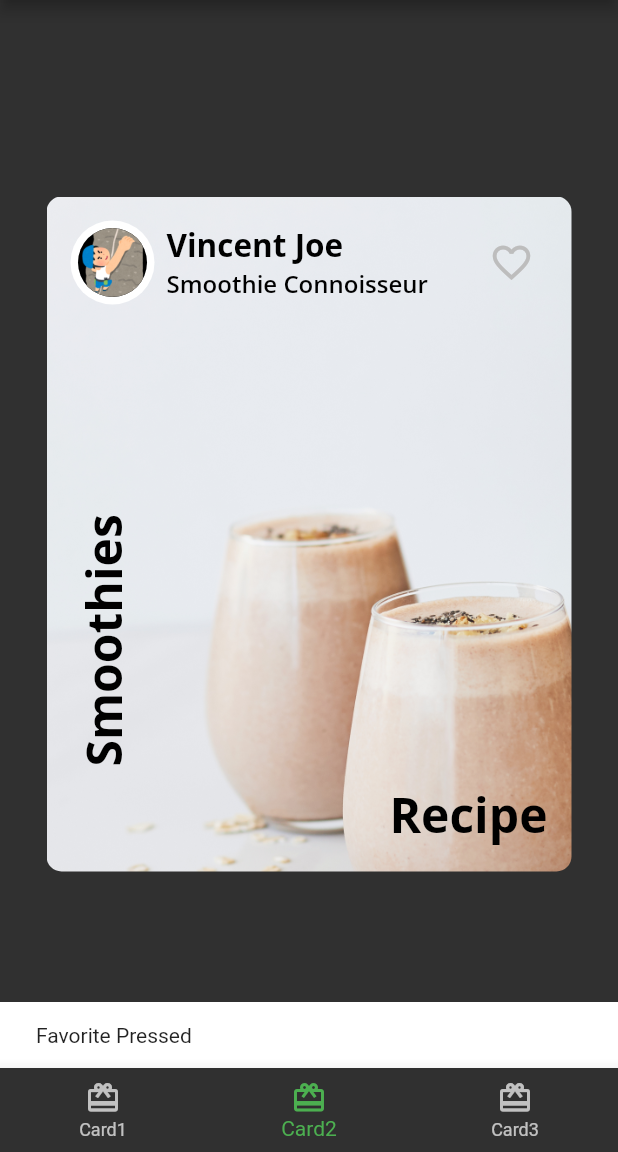
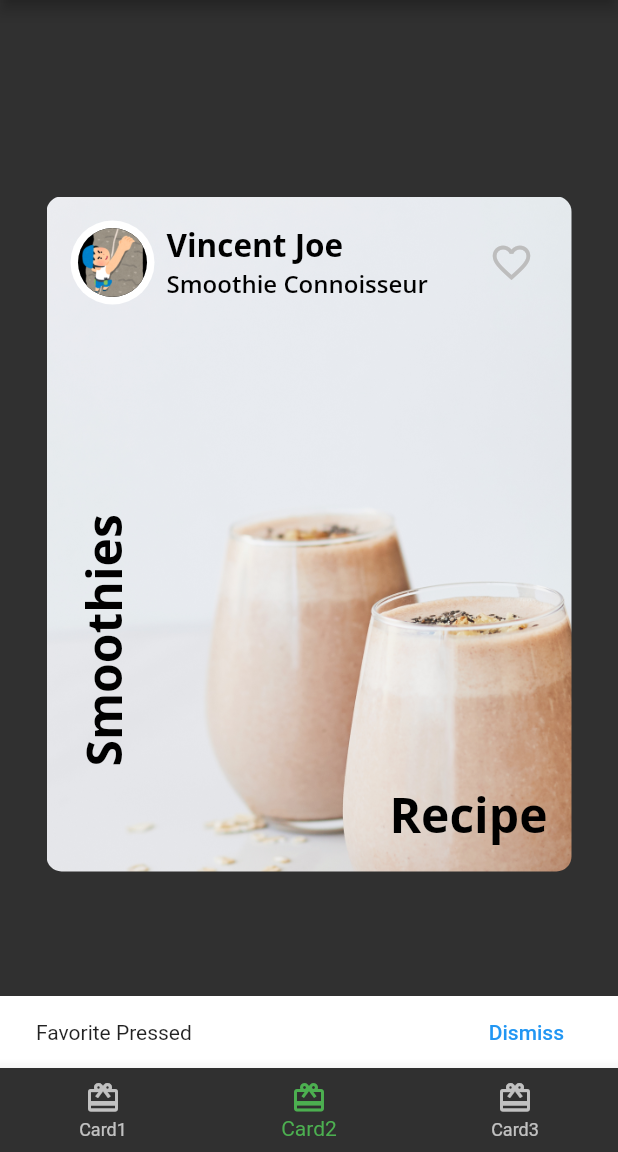
Before and after one commit to sh-cho/flutter-fooderlich-practice, a Flutter app: the screen it shows after launch, item 2 of the bottom bar chosen, after a tap on the "favorite outline" icon, on a phone screen of 412 x 824 dp, the part 84-1236 px from its top. Run offline on Flutter 3.47's test engine with Material 2 defaults, Android fonts, the phone set to English and light mode, and no system bars; our stand-ins replace google_fonts.

Commit message:
Add dismiss `SnackBarAction`

```diff
--- a/lib/author_card.dart
+++ b/lib/author_card.dart
@@ -42,7 +42,13 @@ class AuthorCard extends StatelessWidget {
             iconSize: 30,
             color: Colors.grey[400],
             onPressed: () {
-              const snackBar = SnackBar(content: Text("Favorite Pressed"));
+              final snackBar = SnackBar(
+                content: Text("Favorite Pressed"),
+                action: SnackBarAction(
+                  label: 'Dismiss',
+                  onPressed: () {},
+                ),
+              );
               ScaffoldMessenger.of(context).showSnackBar(snackBar);
             },
           ),
```
